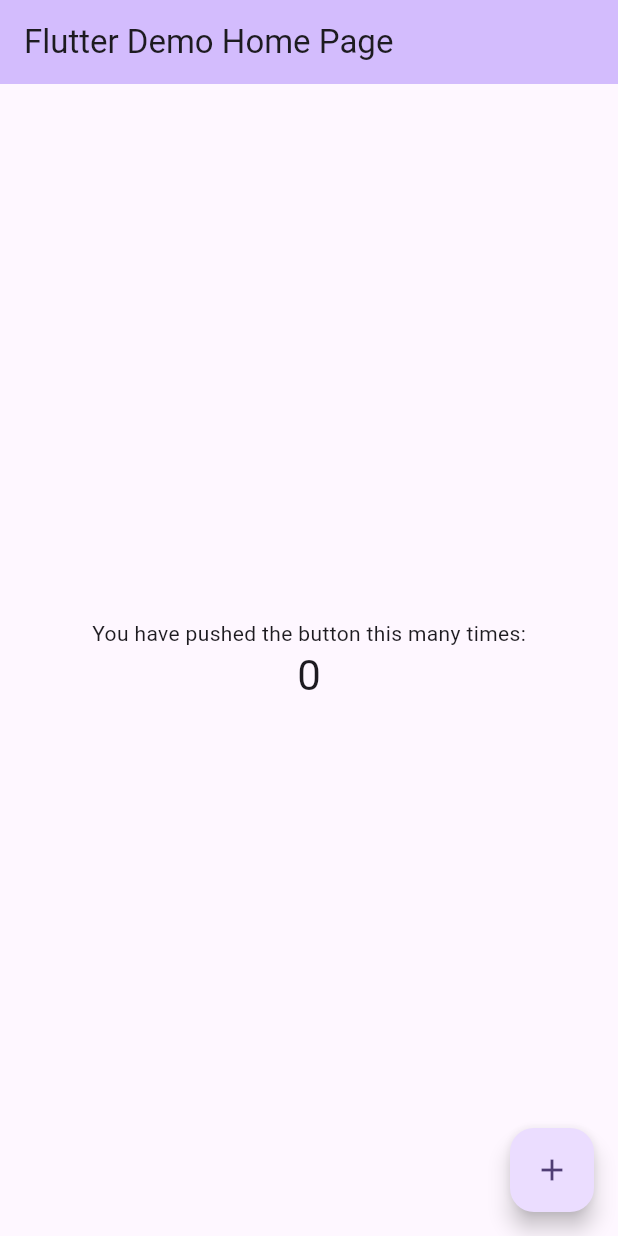
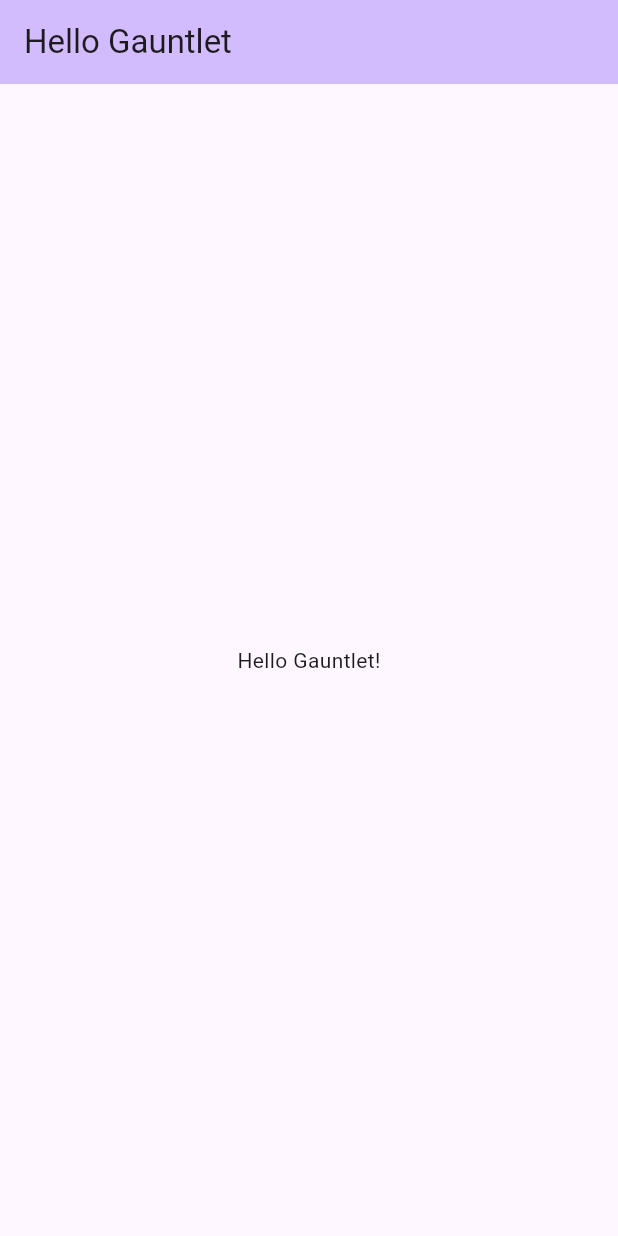
Before and after one commit to dslunde/CritChat, a Flutter app: the screen it shows after launch, on a phone screen of 412 x 824 dp. Run offline on Flutter 3.47's test engine with Material 3 defaults, Android fonts, the phone set to English and light mode, and no system bars; our stand-ins replace firebase_core; accounts and stored records are empty.

Commit message:
Hello Gauntlet

```diff
--- a/lib/main.dart
+++ b/lib/main.dart
@@ -18,7 +18,7 @@ class MyApp extends StatelessWidget {
   @override
   Widget build(BuildContext context) {
     return MaterialApp(
-      title: 'Flutter Demo',
+      title: 'Hello Gauntlet',
       theme: ThemeData(
         // This is the theme of your application.
         //
@@ -36,13 +36,14 @@ class MyApp extends StatelessWidget {
         // This works for code too, not just values: Most code changes can be
         // tested with just a hot reload.
         colorScheme: ColorScheme.fromSeed(seedColor: Colors.deepPurple),
+        useMaterial3: true,
       ),
-      home: const MyHomePage(title: 'Flutter Demo Home Page'),
+      home: const MyHomePage(title: 'Hello Gauntlet'),
     );
   }
 }
 
-class MyHomePage extends StatefulWidget {
+class MyHomePage extends StatelessWidget {
   const MyHomePage({super.key, required this.title});
 
   // This widget is the home page of your application. It is stateful, meaning
@@ -55,24 +56,6 @@ class MyHomePage extends StatefulWidget {
   // always marked "final".
 
   final String title;
-
-  @override
-  State<MyHomePage> createState() => _MyHomePageState();
-}
-
-class _MyHomePageState extends State<MyHomePage> {
-  int _counter = 0;
-
-  void _incrementCounter() {
-    setState(() {
-      // This call to setState tells the Flutter framework that something has
-      // changed in this State, which causes it to rerun the build method below
-      // so that the display can reflect the updated values. If we changed
-      // _counter without calling setState(), then the build method would not be
-      // called again, and so nothing would appear to happen.
-      _counter++;
-    });
-  }
 
   @override
   Widget build(BuildContext context) {
@@ -90,40 +73,15 @@ class _MyHomePageState extends State<MyHomePage> {
         backgroundColor: Theme.of(context).colorScheme.inversePrimary,
         // Here we take the value from the MyHomePage object that was created by
         // the App.build method, and use it to set our appbar title.
-        title: Text(widget.title),
+        title: Text(title),
       ),
-      body: Center(
+      body: const Center(
         // Center is a layout widget. It takes a single child and positions it
         // in the middle of the parent.
-        child: Column(
-          // Column is also a layout widget. It takes a list of children and
-          // arranges them vertically. By default, it sizes itself to fit its
-          // children horizontally, and tries to be as tall as its parent.
-          //
-          // Column has various properties to control how it sizes itself and
-          // how it positions its children. Here we use mainAxisAlignment to
-          // center the children vertically; the main axis here is the vertical
-          // axis because Columns are vertical (the cross axis would be
-          // horizontal).
-          //
-          // TRY THIS: Invoke "debug painting" (choose the "Toggle Debug Paint"
-          // action in the IDE, or press "p" in the console), to see the
-          // wireframe for each widget.
-          mainAxisAlignment: MainAxisAlignment.center,
-          children: <Widget>[
-            const Text('You have pushed the button this many times:'),
-            Text(
-              '$_counter',
-              style: Theme.of(context).textTheme.headlineMedium,
-            ),
-          ],
+        child: Text(
+          'Hello Gauntlet!',
         ),
       ),
-      floatingActionButton: FloatingActionButton(
-        onPressed: _incrementCounter,
-        tooltip: 'Increment',
-        child: const Icon(Icons.add),
-      ), // This trailing comma makes auto-formatting nicer for build methods.
     );
   }
 }
```
